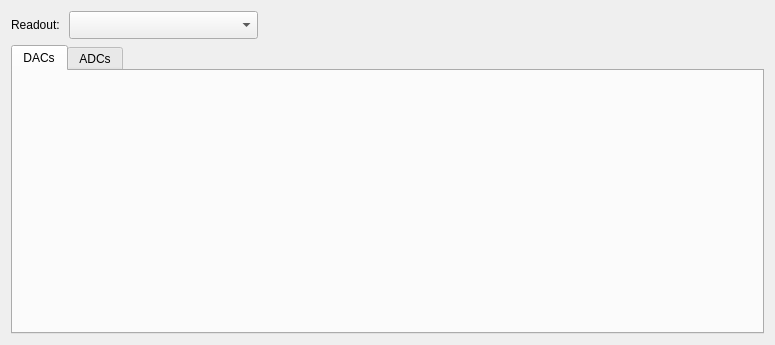
Above: slsDetectorGui/forms/form_tab_developer.ui from slsdetectorgroup/slsDetectorPackage before the change. Below: the same form after it.
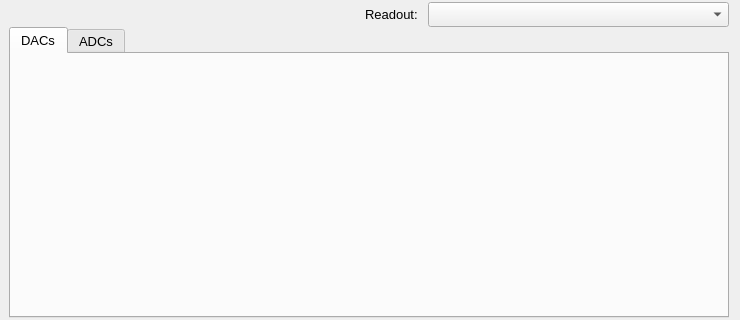
That is the form after the change. The open tabs and pages were chosen to show the change.

```diff
--- a/slsDetectorGui/forms/form_tab_developer.ui
+++ b/slsDetectorGui/forms/form_tab_developer.ui
@@ -6,8 +6,8 @@
    <rect>
     <x>0</x>
     <y>0</y>
-    <width>775</width>
-    <height>345</height>
+    <width>740</width>
+    <height>320</height>
    </rect>
   </property>
   <property name="sizePolicy">
@@ -24,30 +24,85 @@
   </property>
   <property name="maximumSize">
    <size>
-    <width>775</width>
-    <height>400</height>
+    <width>740</width>
+    <height>330</height>
    </size>
   </property>
+  <property name="font">
+   <font>
+    <family>Cantarell</family>
+    <pointsize>10</pointsize>
+   </font>
+  </property>
   <property name="windowTitle">
    <string>Form</string>
   </property>
   <layout class="QGridLayout" name="gridLayout">
-   <item row="1" column="0" colspan="3">
+   <property name="leftMargin">
+    <number>9</number>
+   </property>
+   <property name="topMargin">
+    <number>2</number>
+   </property>
+   <property name="bottomMargin">
+    <number>2</number>
+   </property>
+   <property name="verticalSpacing">
+    <number>0</number>
+   </property>
+   <item row="1" column="0" colspan="5">
     <widget class="QTabWidget" name="tabWidget">
      <property name="sizePolicy">
-      <sizepolicy hsizetype="Expanding" vsizetype="Expanding">
+      <sizepolicy hsizetype="Preferred" vsizetype="Preferred">
        <horstretch>5</horstretch>
        <verstretch>0</verstretch>
       </sizepolicy>
      </property>
+     <property name="maximumSize">
+      <size>
+       <width>16777215</width>
+       <height>330</height>
+      </size>
+     </property>
+     <property name="font">
+      <font>
+       <family>Cantarell</family>
+       <pointsize>10</pointsize>
+      </font>
+     </property>
      <property name="currentIndex">
       <number>1</number>
      </property>
      <widget class="QWidget" name="tabDAC">
+      <property name="maximumSize">
+       <size>
+        <width>16777215</width>
+        <height>330</height>
+       </size>
+      </property>
+      <property name="font">
+       <font>
+        <family>Cantarell</family>
+        <pointsize>10</pointsize>
+       </font>
+      </property>
       <attribute name="title">
        <string>DACs</string>
       </attribute>
-      <layout class="QGridLayout" name="gridlayoutDac"/>
+      <layout class="QGridLayout" name="gridlayoutDac">
+       <property name="topMargin">
+        <number>2</number>
+       </property>
+       <property name="bottomMargin">
+        <number>2</number>
+       </property>
+       <property name="horizontalSpacing">
+        <number>10</number>
+       </property>
+       <property name="verticalSpacing">
+        <number>2</number>
+       </property>
+      </layout>
      </widget>
      <widget class="QWidget" name="tabADC">
       <attribute name="title">
@@ -57,23 +112,7 @@
      </widget>
     </widget>
    </item>
-   <item row="0" column="1">
-    <widget class="QComboBox" name="comboDetector">
-     <property name="sizePolicy">
-      <sizepolicy hsizetype="Expanding" vsizetype="Fixed">
-       <horstretch>0</horstretch>
-       <verstretch>0</verstretch>
-      </sizepolicy>
-     </property>
-     <property name="minimumSize">
-      <size>
-       <width>0</width>
-       <height>28</height>
-      </size>
-     </property>
-    </widget>
-   </item>
-   <item row="0" column="2">
+   <item row="0" column="0" colspan="2">
     <spacer name="horizontalSpacer">
      <property name="orientation">
       <enum>Qt::Horizontal</enum>
@@ -83,13 +122,13 @@
      </property>
      <property name="sizeHint" stdset="0">
       <size>
-       <width>500</width>
+       <width>350</width>
        <height>20</height>
       </size>
      </property>
     </spacer>
    </item>
-   <item row="0" column="0">
+   <item row="0" column="2">
     <widget class="QLabel" name="lblReadout">
      <property name="sizePolicy">
       <sizepolicy hsizetype="Fixed" vsizetype="Preferred">
@@ -97,11 +136,48 @@
        <verstretch>0</verstretch>
       </sizepolicy>
      </property>
+     <property name="font">
+      <font>
+       <family>Cantarell</family>
+       <pointsize>10</pointsize>
+      </font>
+     </property>
      <property name="text">
       <string>Readout: </string>
      </property>
     </widget>
    </item>
+   <item row="0" column="3" colspan="2">
+    <widget class="QComboBox" name="comboDetector">
+     <property name="sizePolicy">
+      <sizepolicy hsizetype="Expanding" vsizetype="Fixed">
+       <horstretch>0</horstretch>
+       <verstretch>0</verstretch>
+      </sizepolicy>
+     </property>
+     <property name="minimumSize">
+      <size>
+       <width>0</width>
+       <height>25</height>
+      </size>
+     </property>
+     <property name="maximumSize">
+      <size>
+       <width>16777215</width>
+       <height>25</height>
+      </size>
+     </property>
+     <property name="font">
+      <font>
+       <family>Cantarell</family>
+       <pointsize>10</pointsize>
+      </font>
+     </property>
+     <property name="toolTip">
+      <string>Select readout to read dac or adc info</string>
+     </property>
+    </widget>
+   </item>
   </layout>
  </widget>
  <resources>
```
Left out of the diff: 18 changed lines with no effect on the pictures.
